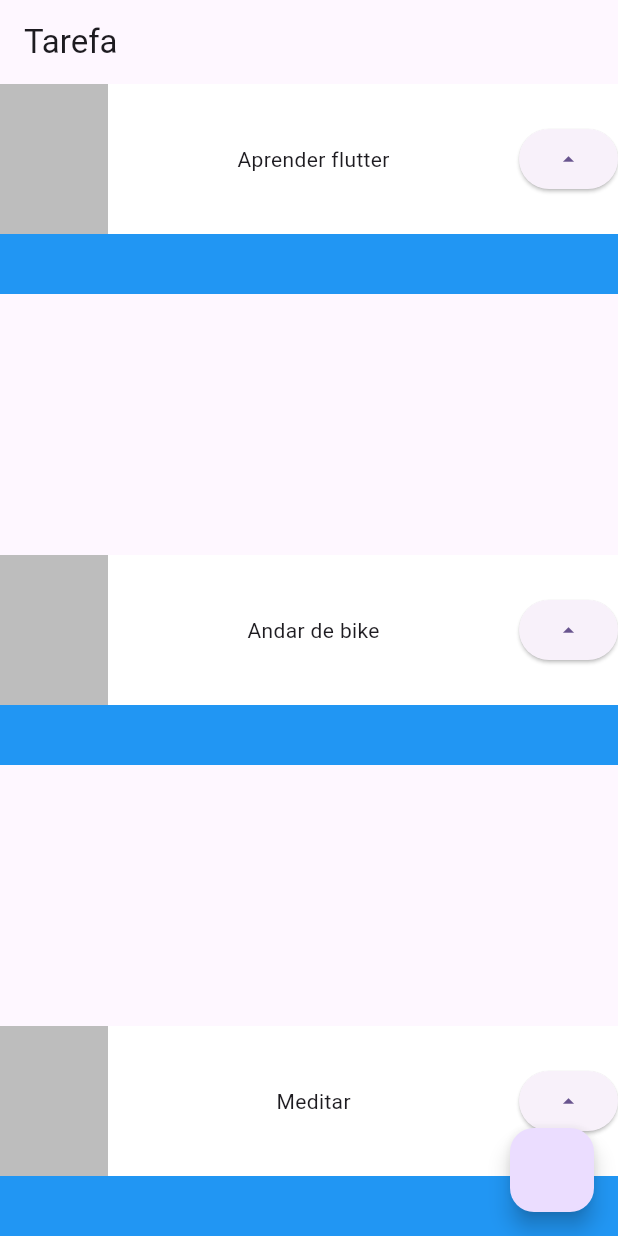
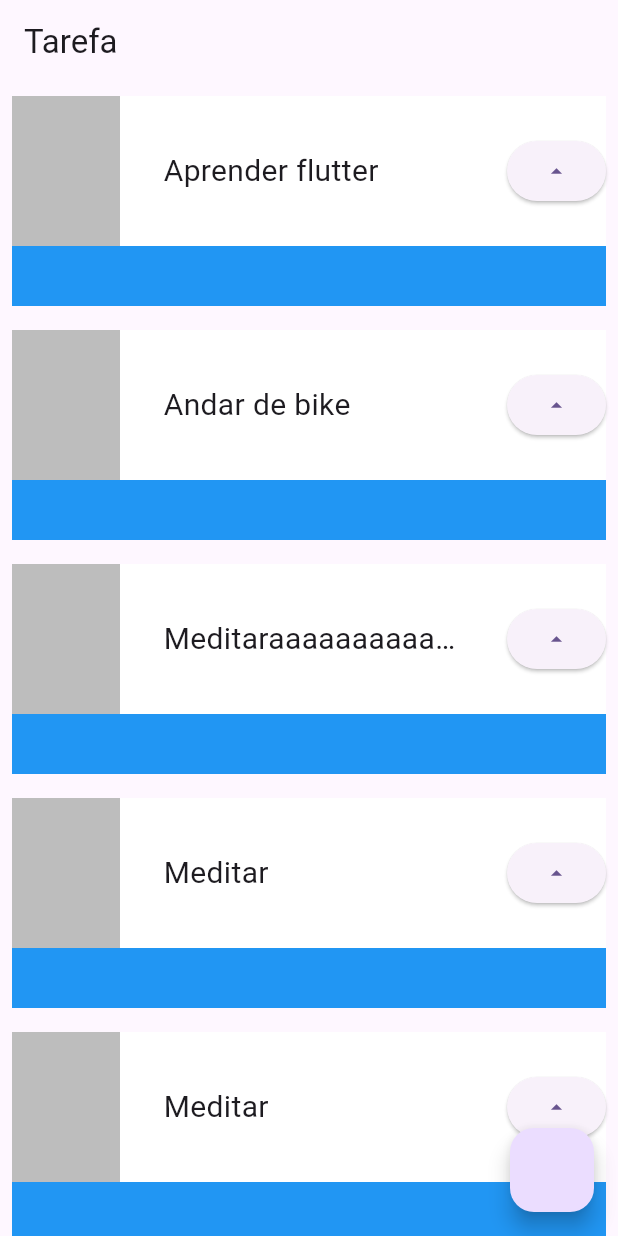
Before and after one commit to andreazevedoluiz/Projeto_Task, a Flutter app: the screen it shows after launch, on a phone screen of 412 x 824 dp. Run offline on Flutter 3.47's test engine with Material 2 defaults, Android fonts, the phone set to English and light mode, and no system bars.

Commit message:
ListView e Padding

```diff
--- a/lib/main.dart
+++ b/lib/main.dart
@@ -21,11 +21,13 @@ class MyApp extends StatelessWidget {
         appBar: AppBar(
           title: Text("Tarefa"),
         ),
-        body: Column(
-          mainAxisAlignment: MainAxisAlignment.spaceBetween,
+        body: ListView(
           children: [
             Task('Aprender flutter'),
             Task('Andar de bike'),
+            Task('Meditaraaaaaaaaaaaaa'),
+            Task('Meditar'),
+            Task('Meditar'),
             Task('Meditar'),
           ],
         ),
@@ -41,7 +43,9 @@ class Task extends StatelessWidget {
 
   @override
   Widget build(BuildContext context) {
-    return Container(
+    return Padding(
+      padding: const EdgeInsets.all(8.0),
+      child: Container(
         child: Stack(
           children: [
             Container(
@@ -59,7 +63,17 @@ class Task extends StatelessWidget {
                     width: 72,
                     height: 100,
                   ),
-                Text(nome),
+                  Container(
+                    width: 200,
+                    child: Text(
+                      nome,
+                      style: TextStyle(
+                          fontSize: 20,
+                          overflow: TextOverflow
+                              .ellipsis //faz o texto ter uma maximo de caracteres
+                          ),
+                    ),
+                  ),
                   ElevatedButton(
                       onPressed: () {}, child: Icon(Icons.arrow_drop_up)),
                 ],
@@ -67,6 +81,7 @@ class Task extends StatelessWidget {
             )
           ],
         ),
+      ),
     );
   }
 }
```
Lines whose indentation alone changed are shown as unchanged.
